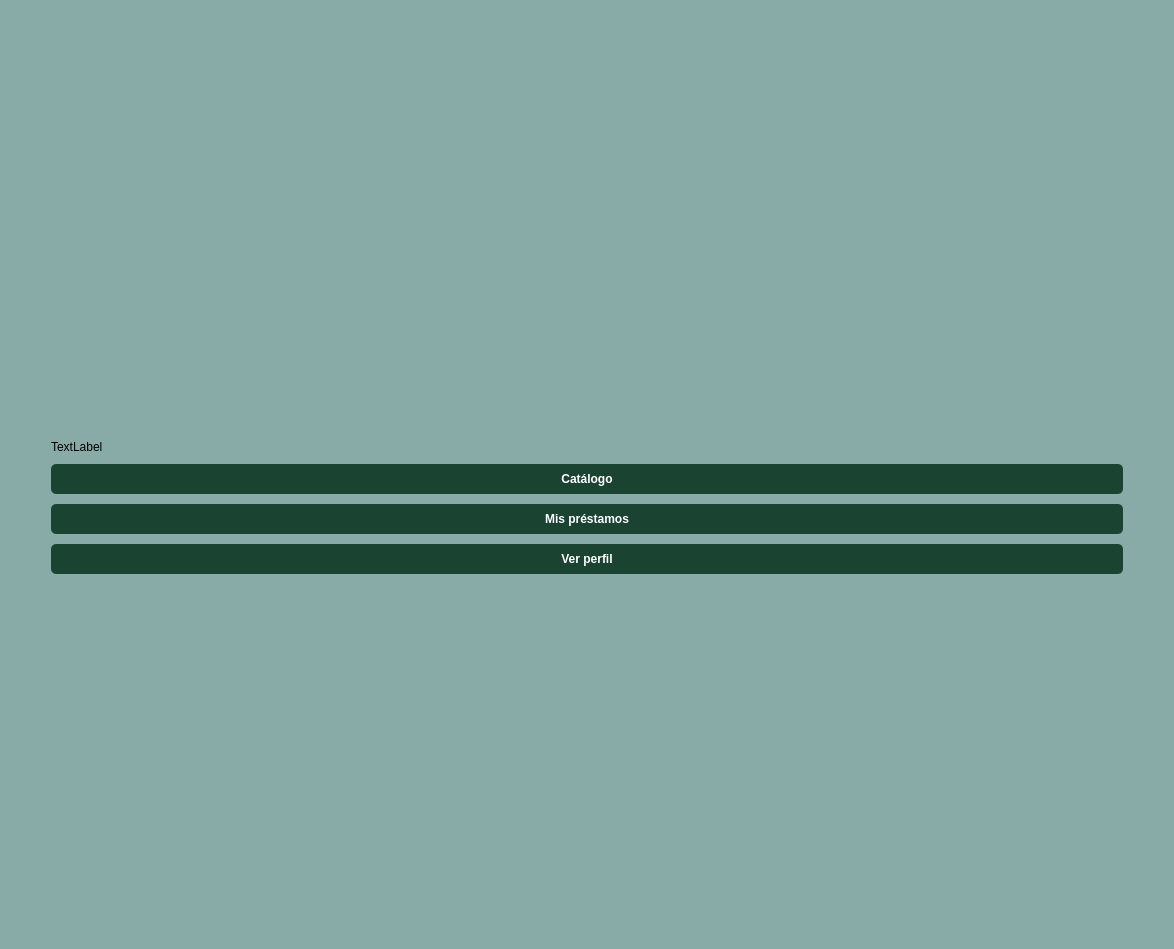
Before: the Qt Designer form src/vista/Ui/VistaEstudiante.ui in ivantm1/proyecto-software, drawn with Qt 5.
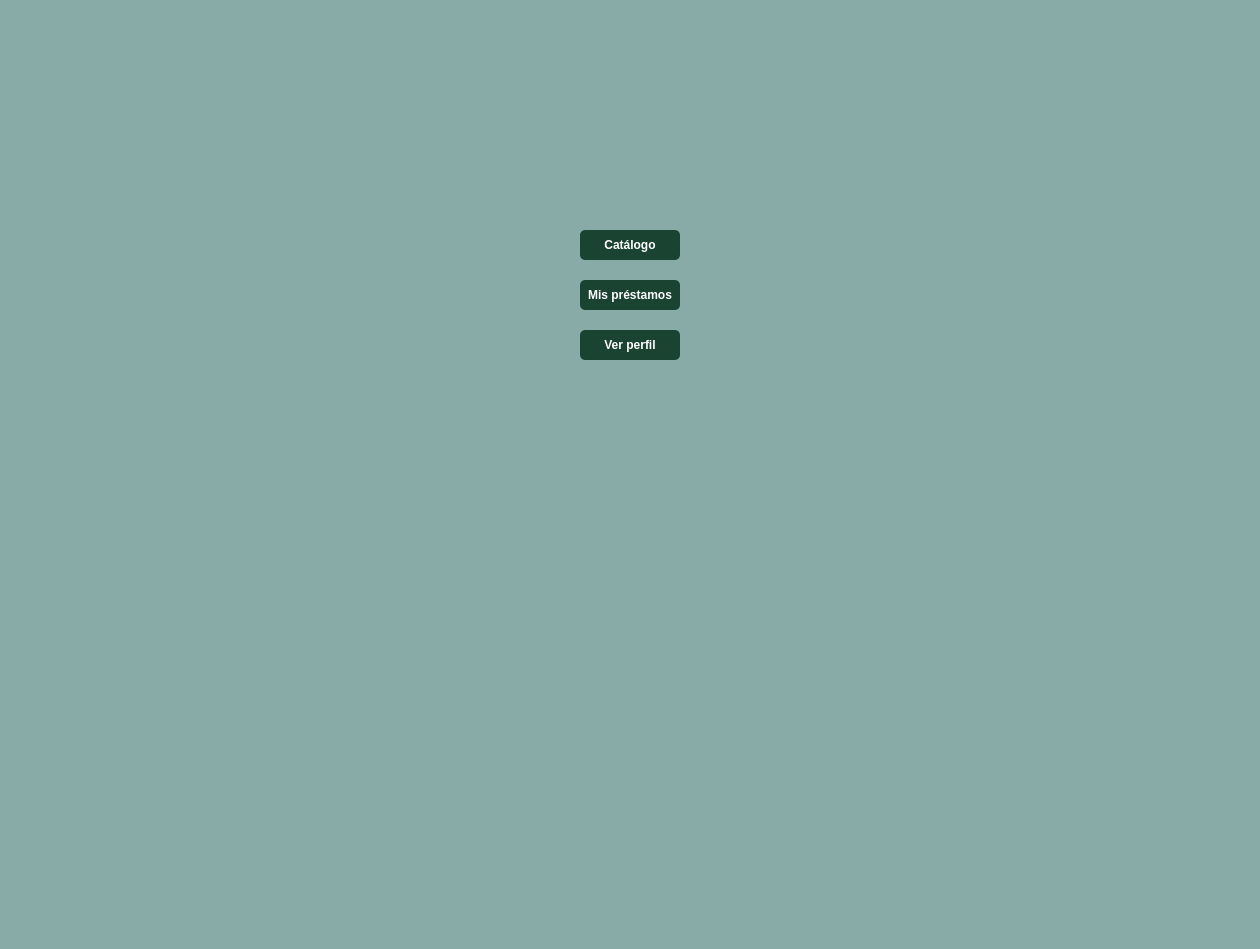
After: the same form once the commit is applied. Icons and pictures are not drawn.

Commit message: "Cambios en las vistas"

Diff of the .ui file:
```diff
--- a/src/vista/Ui/VistaEstudiante.ui
+++ b/src/vista/Ui/VistaEstudiante.ui
@@ -6,7 +6,7 @@
    <rect>
     <x>0</x>
     <y>0</y>
-    <width>1174</width>
+    <width>1260</width>
     <height>949</height>
    </rect>
   </property>
@@ -23,6 +23,9 @@
     <layout class="QHBoxLayout" name="horizontalLayout_3">
      <item>
       <spacer name="horizontalSpacer">
+       <property name="orientation">
+        <enum>Qt::Horizontal</enum>
+       </property>
        <property name="sizeHint" stdset="0">
         <size>
          <width>40</width>
@@ -36,13 +39,16 @@
    <item>
     <layout class="QVBoxLayout" name="verticalLayout_2">
      <property name="spacing">
-      <number>10</number>
+      <number>20</number>
      </property>
      <property name="sizeConstraint">
       <enum>QLayout::SetDefaultConstraint</enum>
      </property>
      <item>
       <spacer name="verticalSpacer">
+       <property name="orientation">
+        <enum>Qt::Vertical</enum>
+       </property>
        <property name="sizeHint" stdset="0">
         <size>
          <width>20</width>
@@ -66,8 +72,8 @@
          </property>
          <property name="maximumSize">
           <size>
-           <width>200</width>
-           <height>150</height>
+           <width>300</width>
+           <height>200</height>
           </size>
          </property>
          <property name="text">
@@ -84,14 +90,7 @@
       </layout>
      </item>
      <item>
-      <widget class="QLabel" name="label">
-       <property name="text">
-        <string>TextLabel</string>
-       </property>
-      </widget>
-     </item>
-     <item>
-      <widget class="QPushButton" name="pushButton_2">
+      <widget class="QPushButton" name="boton_catalogo_2">
        <property name="styleSheet">
         <string notr="true">QPushButton {
     background-color: #1B4332; 
@@ -162,8 +161,50 @@
        </property>
       </widget>
      </item>
+     <item>
+      <spacer name="verticalSpacer_3">
+       <property name="orientation">
+        <enum>Qt::Vertical</enum>
+       </property>
+       <property name="sizeHint" stdset="0">
+        <size>
+         <width>20</width>
+         <height>40</height>
+        </size>
+       </property>
+      </spacer>
+     </item>
+     <item>
+      <spacer name="verticalSpacer_4">
+       <property name="orientation">
+        <enum>Qt::Vertical</enum>
+       </property>
+       <property name="sizeHint" stdset="0">
+        <size>
+         <width>20</width>
+         <height>40</height>
+        </size>
+       </property>
+      </spacer>
+     </item>
+     <item>
+      <spacer name="verticalSpacer_2">
+       <property name="orientation">
+        <enum>Qt::Vertical</enum>
+       </property>
+       <property name="sizeHint" stdset="0">
+        <size>
+         <width>20</width>
+         <height>40</height>
+        </size>
+       </property>
+      </spacer>
+     </item>
      <item>
       <spacer name="verticalSpacer_7">
+       <property name="orientation">
+        <enum>Qt::Vertical</enum>
+       </property>
        <property name="sizeHint" stdset="0">
         <size>
          <width>20</width>
@@ -175,18 +216,20 @@
     </layout>
    </item>
    <item>
-    <layout class="QHBoxLayout" name="horizontalLayout_4">
-     <item>
-      <spacer name="horizontalSpacer_2">
-       <property name="sizeHint" stdset="0">
-        <size>
-         <width>40</width>
-         <height>20</height>
-        </size>
-       </property>
-      </spacer>
-     </item>
-    </layout>
+    <spacer name="horizontalSpacer_2">
+     <property name="orientation">
+      <enum>Qt::Horizontal</enum>
+     </property>
+     <property name="sizeHint" stdset="0">
+      <size>
+       <width>40</width>
+       <height>20</height>
+      </size>
+     </property>
+    </spacer>
+   </item>
+   <item>
+    <layout class="QHBoxLayout" name="horizontalLayout_4"/>
    </item>
   </layout>
  </widget>
```
The commit also changes 1 other file.
